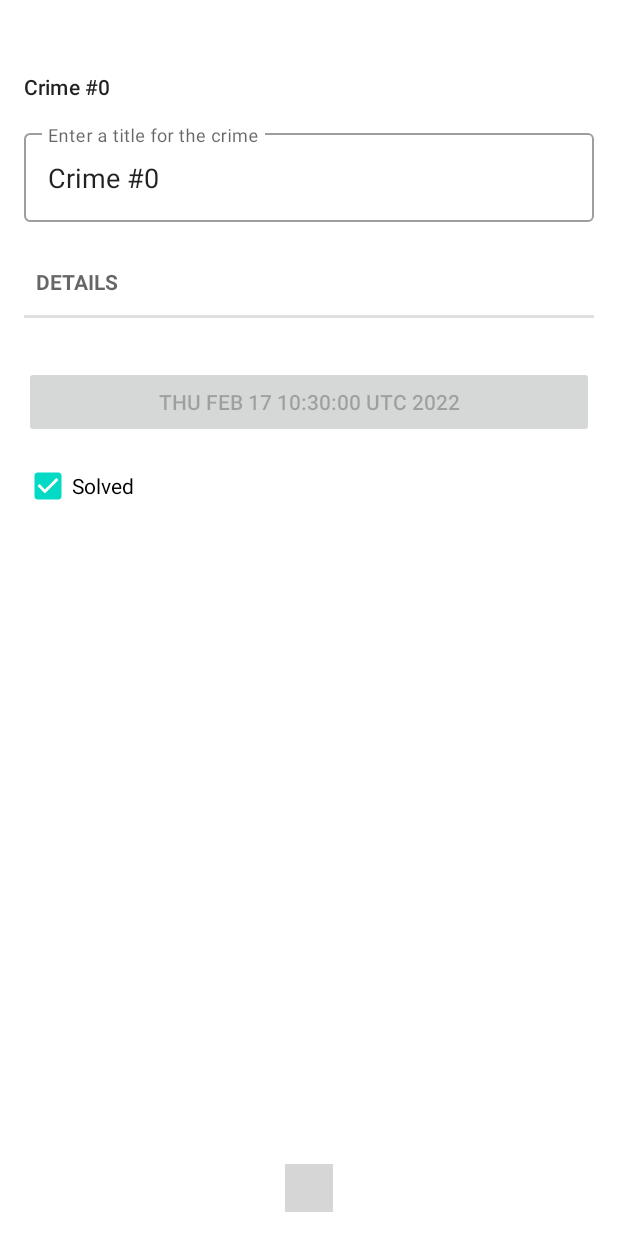
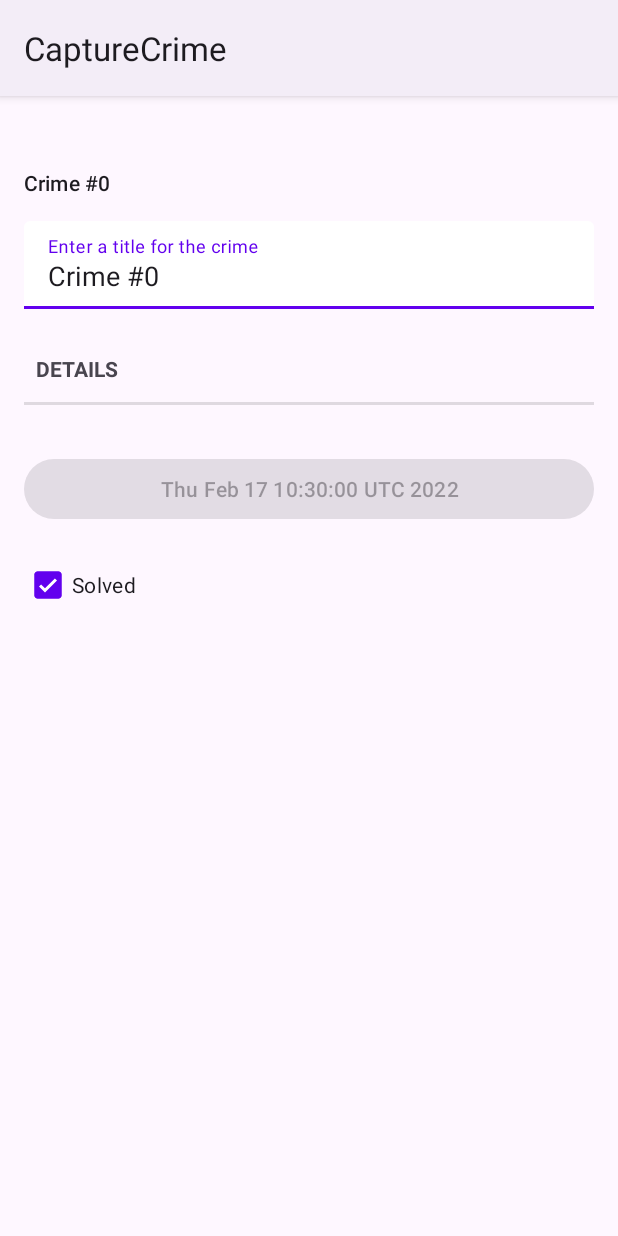
Before and after one commit to manikandan4/capturecrime, an Android app: the screen it shows after launch (CrimeViewPagerActivity before the commit, CrimeActivity after it), after a tap on an icon or button, on a phone screen of 412 x 824 dp. Run offline under Robolectric (Android 15) with nearby library versions, the phone set to English and light mode, and no system bars; plain views replace DotsIndicator; grey boxes are pictures that could not be loaded.

Commit message:
chapter 11 - implementing view pager 2 with fragments

```diff
--- a/app/src/main/AndroidManifest.xml
+++ b/app/src/main/AndroidManifest.xml
@@ -9,9 +9,7 @@
         android:roundIcon="@mipmap/ic_launcher_round"
         android:supportsRtl="true"
         android:theme="@style/Theme.CaptureCrime">
-        <activity
-            android:name=".CrimeViewPagerActivity"
-            android:exported="false" />
+        <activity android:name=".CrimeViewPagerActivity" />
         <activity
             android:name=".CrimeListActivity"
             android:exported="true">
--- a/app/src/main/java/com/manikandan/capturecrime/CrimeViewPagerActivity.java
+++ b/app/src/main/java/com/manikandan/capturecrime/CrimeViewPagerActivity.java
@@ -36,7 +36,8 @@ public class CrimeViewPagerActivity extends FragmentActivity {
 
         for (int i = 0; i < crimeList.size(); i++) {
             if (crimeList.get(i).getmID().equals(uuid)) {
-                viewPager.setCurrentItem(i);
+                int index = i;
+                viewPager.postDelayed(()->  viewPager.setCurrentItem(index, true),200);
                 break;
             }
         }
@@ -103,6 +104,7 @@ public class CrimeViewPagerActivity extends FragmentActivity {
         updateUI();
     }
 
+
     /*@Override
     public void onBackPressed() {
         if (viewPager.getCurrentItem() == 0) {
--- a/app/src/main/java/com/manikandan/capturecrime/fragments/CrimeListFragment.java
+++ b/app/src/main/java/com/manikandan/capturecrime/fragments/CrimeListFragment.java
@@ -94,8 +94,8 @@ public class CrimeListFragment extends Fragment implements RecyclerViewInterface
     public void onItemClick(int position) {
         Snackbar.make(recyclerView, crimeList.get(position).getmTitle(), Snackbar.LENGTH_LONG)
                 .show();
-        Intent intent = new Intent(getActivity(), CrimeViewPagerActivity.class);
-        //Intent intent = new Intent(getActivity(), CrimeActivity.class);
+        //Intent intent = new Intent(getActivity(), CrimeViewPagerActivity.class);
+        Intent intent = new Intent(getActivity(), CrimeActivity.class);
         intent.putExtra(EXTRA_CRIME_ID, crimeList.get(position).getmID());
         startActivity(intent);
     }
--- a/app/src/main/res/layout/fragment_crime.xml
+++ b/app/src/main/res/layout/fragment_crime.xml
@@ -20,7 +20,7 @@
 
     <com.google.android.material.textfield.TextInputLayout
         android:id="@+id/edit_crime_title"
-        style="@style/Widget.MaterialComponents.TextInputLayout.OutlinedBox"
+        style="@style/Widget.MaterialComponents.TextInputLayout.FilledBox"
         android:layout_width="0dp"
         android:layout_height="wrap_content"
         android:layout_marginStart="16dp"
--- a/app/src/main/res/values-night/themes.xml
+++ b/app/src/main/res/values-night/themes.xml
@@ -1,6 +1,6 @@
 <resources xmlns:tools="http://schemas.android.com/tools">
     <!-- Base application theme. -->
-    <style name="Theme.CaptureCrime" parent="Theme.MaterialComponents.Light.DarkActionBar">
+    <style name="Theme.CaptureCrime" parent="Theme.Material3.Dark">
         <!-- Primary brand color. -->
         <item name="colorPrimary">@color/purple_200</item>
         <item name="colorPrimaryVariant">@color/purple_700</item>
--- a/app/src/main/res/values/themes.xml
+++ b/app/src/main/res/values/themes.xml
@@ -1,6 +1,6 @@
 <resources xmlns:tools="http://schemas.android.com/tools">
     <!-- Base application theme. -->
-    <style name="Theme.CaptureCrime" parent="Theme.MaterialComponents.Light.DarkActionBar">
+    <style name="Theme.CaptureCrime" parent="Theme.Material3.Light">
         <!-- Primary brand color. -->
         <item name="colorPrimary">@color/purple_500</item>
         <item name="colorPrimaryVariant">@color/purple_700</item>
```
